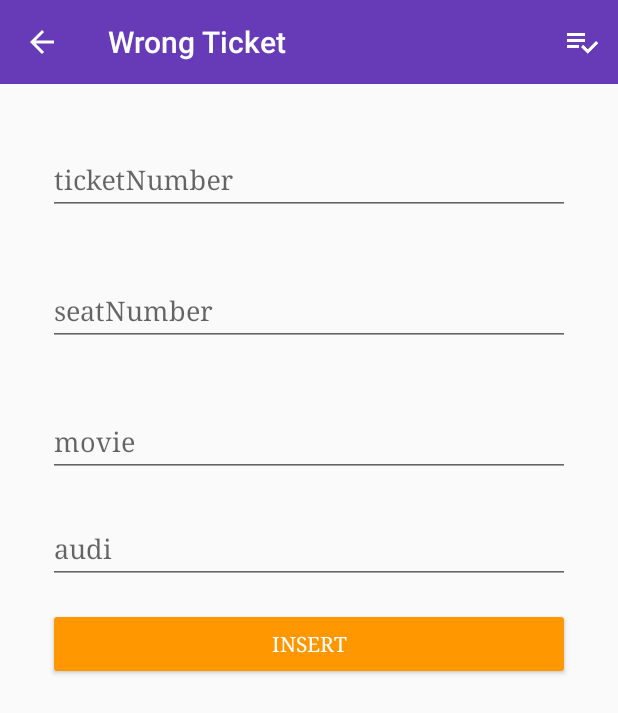
After one commit to webianks/AnoTech-Android, an Android app: the WrongTicket screen opened directly, with no data from a screen before it, on a phone screen of 412 x 824 dp. The commit adds this screen. Shown: the top 713 px of the screen. Run offline under Robolectric (Android 15) with nearby library versions, the phone set to English and light mode, and no system bars.

Commit message:
Upto review - III :sunglasses:

```diff
--- a/app/src/main/AndroidManifest.xml
+++ b/app/src/main/AndroidManifest.xml
@@ -41,6 +41,11 @@
             android:name=".test_classes.WrongTransaction"
             android:label="@string/wrong_transactions" />
 
+
+        <activity
+            android:name=".test_classes.WrongTicket"
+            android:label="@string/wrong_ticket" />
+
     </application>
 
 </manifest>
--- a/app/src/main/java/com/webianks/anotech/fragments/DataStructure.java
+++ b/app/src/main/java/com/webianks/anotech/fragments/DataStructure.java
@@ -24,8 +24,6 @@ import java.util.List;
 public class DataStructure extends Fragment implements StructureAdapter.ItemClickListener {
 
     private RecyclerView recyclerView;
-    private List<String> structureList = new ArrayList<String>();
-
     public static DataStructure newInstance() {
 
         Bundle args = new Bundle();
@@ -50,7 +48,7 @@ public class DataStructure extends Fragment implements StructureAdapter.ItemClic
         LinearLayoutManager linearLayoutManager = new LinearLayoutManager(getActivity());
         recyclerView.setLayoutManager(linearLayoutManager);
 
-
+        List<String> structureList = new ArrayList<String>();
         structureList.add("Employees");
         structureList.add("Offices");
         structureList.add("Products");
--- a/app/src/main/java/com/webianks/anotech/fragments/Testing.java
+++ b/app/src/main/java/com/webianks/anotech/fragments/Testing.java
@@ -14,6 +14,7 @@ import com.webianks.anotech.R;
 import com.webianks.anotech.adapters.TestingAdapter;
 import com.webianks.anotech.test_classes.CreditCardFraud;
 import com.webianks.anotech.test_classes.ProductPriceZeroAnomaly;
+import com.webianks.anotech.test_classes.WrongTicket;
 import com.webianks.anotech.test_classes.WrongTransaction;
 
 import java.util.ArrayList;
@@ -56,6 +57,7 @@ public class Testing extends Fragment implements TestingAdapter.ItemClickListene
         testingList.add("Product Price Zero Anomaly");
         testingList.add("Credit Card Fraud");
         testingList.add("Wrong Transaction Anomaly");
+        testingList.add("Wrong Ticket Booked");
 
 
         TestingAdapter adapter = new TestingAdapter(getActivity(), testingList);
@@ -76,5 +78,7 @@ public class Testing extends Fragment implements TestingAdapter.ItemClickListene
         else if(position == 2)
             startActivity(new Intent(getActivity(), WrongTransaction.class));
 
+        else if(position == 3)
+            startActivity(new Intent(getActivity(), WrongTicket.class));
     }
 }
--- /dev/null
+++ b/app/src/main/java/com/webianks/anotech/test_classes/WrongTicket.java
@@ -0,0 +1,203 @@
+package com.webianks.anotech.test_classes;
+
+import android.annotation.SuppressLint;
+import android.app.ProgressDialog;
+import android.content.ContentValues;
+import android.content.Intent;
+import android.database.Cursor;
+import android.database.sqlite.SQLiteDatabase;
+import android.os.AsyncTask;
+import android.os.Bundle;
+import android.support.annotation.Nullable;
+import android.support.design.widget.TextInputEditText;
+import android.support.v7.app.AppCompatActivity;
+import android.support.v7.widget.Toolbar;
+import android.util.Log;
+import android.view.Menu;
+import android.view.MenuItem;
+import android.view.View;
+import android.widget.Toast;
+
+import com.webianks.anotech.R;
+import com.webianks.anotech.database.AnotechDBHelper;
+import com.webianks.anotech.database.Contract;
+import com.webianks.anotech.screens.ResultsActivity;
+
+/**
+ * Created by R Ankit on 26-04-2017.
+ */
+
+public class WrongTicket extends AppCompatActivity implements View.OnClickListener {
+
+
+    private TextInputEditText ticketNumberET;
+    private TextInputEditText seatNumberET;
+    private TextInputEditText audiET;
+    private TextInputEditText movieET;
+    private String TAG = WrongTransaction.class.getSimpleName();
+    private ProgressDialog progressDialog;
+
+    @Override
+    protected void onCreate(@Nullable Bundle savedInstanceState) {
+        super.onCreate(savedInstanceState);
+        setContentView(R.layout.wrong_ticket);
+
+        init();
+    }
+
+    private void init() {
+
+        Toolbar toolbar = (Toolbar) findViewById(R.id.toolbar);
+        setSupportActionBar(toolbar);
+        getSupportActionBar().setDisplayHomeAsUpEnabled(true);
+
+
+        ticketNumberET = (TextInputEditText) findViewById(R.id.ticketNumber);
+        seatNumberET = (TextInputEditText) findViewById(R.id.seatNumber);
+        audiET = (TextInputEditText) findViewById(R.id.audi);
+        movieET = (TextInputEditText) findViewById(R.id.movie);
+
+        findViewById(R.id.insert).setOnClickListener(this);
+
+        progressDialog = new ProgressDialog(this);
+        progressDialog.setTitle("Anomaly Test");
+        progressDialog.setMessage(getString(R.string.please_wait));
+        progressDialog.setIndeterminate(true);
+
+    }
+
+    @Override
+    public void onClick(View view) {
+
+        if (view.getId() == R.id.insert)
+            insertNow();
+    }
+
+    @SuppressLint("WrongConstant")
+    private void runCheck() {
+
+        AnotechDBHelper dbHelper = new AnotechDBHelper(this);
+        SQLiteDatabase database = dbHelper.getReadableDatabase();
+
+        Cursor cursor = database.query(Contract.TABLE_MOVIE_TICKETS, null,
+                null, null, null, null, null);
+
+        boolean found = false;
+        StringBuilder outlierText = new StringBuilder();
+
+        while (cursor.moveToNext()) {
+
+            int ticket_number_index = cursor.getColumnIndex(Contract.MovieTicketEntry.TICKET_NUMBER);
+            String ticketNumber = cursor.getString(ticket_number_index);
+
+            String selection = Contract.TABLE_MOIVE_TRANSACTIONS + "." + Contract.MovieTransactionEntry.TICKET_NUMBER + " = ? ";
+
+            String[] selectionArgs = {ticketNumber};
+            Cursor cursor_ticket = database.query(Contract.TABLE_MOIVE_TRANSACTIONS, null,
+                    selection, selectionArgs, null, null, null);
+
+            if (!cursor_ticket.moveToFirst()) {
+                Log.d(WrongTicket.class.getSimpleName(), "Wrong ticket: " + ticketNumber);
+
+                outlierText.append("Wrong transaction: " + ticketNumber + "\n");
+                found = true;
+            }
+
+            cursor_ticket.close();
+
+        }
+        cursor.close();
+
+        if (!found)
+            Toast.makeText(this, "Data looks good.", Toast.LENGTH_LONG).show();
+        else {
+            Intent intent = new Intent(this, ResultsActivity.class);
+            intent.putExtra("type", "wrong_transactions");
+            intent.putExtra("reason", getString(R.string.wrong_ticket_reason));
+            intent.putExtra("outlier", outlierText.toString());
+            startActivity(intent);
+        }
+
+    }
+
+
+    private class DatabaseTask extends AsyncTask<Void, Void, Void> {
+
+        @Override
+        protected void onPreExecute() {
+            super.onPreExecute();
+
+            progressDialog.show();
+
+        }
+
+        protected Void doInBackground(Void... values) {
+
+            runCheck();
+            return null;
+        }
+
+        protected void onPostExecute(Void result) {
+            progressDialog.dismiss();
+        }
+    }
+
+
+    private void insertNow() {
+
+        String ticket_number = ticketNumberET.getText().toString();
+        String seat = seatNumberET.getText().toString();
+        String movie = movieET.getText().toString();
+        String audi = audiET.getText().toString();
+
+
+        if (ticket_number.trim().length() > 0 &&
+                seat.trim().length() > 0 &&
+                movie.trim().length() > 0 &&
+                audi.trim().length() > 0) {
+
+
+            AnotechDBHelper dbHelper = new AnotechDBHelper(this);
+            SQLiteDatabase database = dbHelper.getWritableDatabase();
+
+
+            ContentValues contentValues = new ContentValues();
+            contentValues.put(Contract.MovieTicketEntry.TICKET_NUMBER, ticket_number);
+            contentValues.put(Contract.MovieTicketEntry.SEAT_NUMBER, seat);
+            contentValues.put(Contract.MovieTicketEntry.MOVIE, movie);
+            contentValues.put(Contract.MovieTicketEntry.AUDI, audi);
+
+
+            long code = database.insert(Contract.TABLE_MOVIE_TICKETS, null, contentValues);
+
+
+            if (code > 0)
+                Toast.makeText(this, getString(R.string.done), Toast.LENGTH_LONG).show();
+            else
+                Log.d(WrongTicket.class.getSimpleName(), "insertNow: " + code);
+
+            database.close();
+
+        }
+
+    }
+
+
+    @Override
+    public boolean onOptionsItemSelected(MenuItem item) {
+
+        if (item.getItemId() == android.R.id.home)
+            finish();
+        else if (item.getItemId() == R.id.run_check)
+            new WrongTicket.DatabaseTask().execute();
+
+        return super.onOptionsItemSelected(item);
+    }
+
+
+    @Override
+    public boolean onCreateOptionsMenu(Menu menu) {
+        getMenuInflater().inflate(R.menu.order_details_menu, menu);
+        return super.onCreateOptionsMenu(menu);
+    }
+}
--- /dev/null
+++ b/app/src/main/res/layout/wrong_ticket.xml
@@ -0,0 +1,108 @@
+<?xml version="1.0" encoding="utf-8"?>
+<LinearLayout xmlns:android="http://schemas.android.com/apk/res/android"
+    android:layout_width="match_parent"
+    android:layout_height="wrap_content"
+    android:focusableInTouchMode="true"
+    android:orientation="vertical">
+
+    <android.support.v7.widget.Toolbar
+        android:id="@+id/toolbar"
+        android:layout_width="match_parent"
+        android:layout_height="wrap_content"
+        android:theme="@style/Base.ThemeOverlay.AppCompat.Dark.ActionBar"
+        android:background="?attr/colorPrimary" />
+
+
+    <ScrollView
+        android:layout_width="match_parent"
+        android:layout_height="match_parent">
+
+        <LinearLayout
+            android:layout_width="match_parent"
+            android:layout_height="wrap_content"
+            android:orientation="vertical">
+
+
+            <android.support.design.widget.TextInputLayout
+                android:layout_width="match_parent"
+                android:layout_height="wrap_content"
+                android:layout_margin="@dimen/structure_item_padding">
+
+                <android.support.design.widget.TextInputEditText
+                    android:id="@+id/ticketNumber"
+                    android:layout_width="match_parent"
+                    android:layout_height="wrap_content"
+                    android:hint="@string/ticketNumber"
+                    android:inputType="number" />
+
+            </android.support.design.widget.TextInputLayout>
+
+
+            <android.support.design.widget.TextInputLayout
+                android:layout_width="match_parent"
+                android:layout_height="wrap_content"
+                android:layout_marginBottom="@dimen/structure_item_padding"
+                android:layout_marginLeft="@dimen/structure_item_padding"
+                android:layout_marginRight="@dimen/structure_item_padding">
+
+                <android.support.design.widget.TextInputEditText
+                    android:id="@+id/seatNumber"
+                    android:layout_width="match_parent"
+                    android:layout_height="wrap_content"
+                    android:hint="@string/seat_number"
+                    android:inputType="text" />
+
+            </android.support.design.widget.TextInputLayout>
+
+
+            <android.support.design.widget.TextInputLayout
+                android:layout_width="match_parent"
+                android:layout_height="wrap_content"
+                android:layout_marginBottom="@dimen/structure_item_padding_half"
+                android:layout_marginLeft="@dimen/structure_item_padding"
+                android:layout_marginRight="@dimen/structure_item_padding">
+
+                <android.support.design.widget.TextInputEditText
+                    android:id="@+id/movie"
+                    android:layout_width="match_parent"
+                    android:layout_height="wrap_content"
+                    android:hint="@string/movie"
+                    android:inputType="text" />
+
+            </android.support.design.widget.TextInputLayout>
+
+
+            <android.support.design.widget.TextInputLayout
+                android:layout_width="match_parent"
+                android:layout_height="wrap_content"
+                android:layout_marginBottom="@dimen/structure_item_padding_half"
+                android:layout_marginLeft="@dimen/structure_item_padding"
+                android:layout_marginRight="@dimen/structure_item_padding">
+
+                <android.support.design.widget.TextInputEditText
+                    android:id="@+id/audi"
+                    android:layout_width="match_parent"
+                    android:layout_height="wrap_content"
+                    android:hint="@string/audi"
+                    android:inputType="text" />
+
+            </android.support.design.widget.TextInputLayout>
+
+
+            <Button
+                android:id="@+id/insert"
+                android:layout_width="match_parent"
+                android:layout_height="wrap_content"
+                android:layout_marginBottom="@dimen/structure_item_padding_half"
+                android:layout_marginLeft="@dimen/structure_item_padding"
+                android:layout_marginRight="@dimen/structure_item_padding"
+                android:text="@string/insert"
+                android:theme="@style/ButtonTheme" />
+
+
+        </LinearLayout>
+
+    </ScrollView>
+
+
+</LinearLayout>
--- a/app/src/main/res/values/strings.xml
+++ b/app/src/main/res/values/strings.xml
@@ -70,6 +70,28 @@ CREATE TABLE `transactions` (
   `payment_mode` varchar(50) NOT NULL
 );
     </string>
+
+    <string name="create_table_movie_tickets">
+
+CREATE TABLE `movie_tickets` (
+  `ticket_number` int(50) NOT NULL,
+  `seat_number` varchar(50) NOT NULL,
+  `movie` varchar(50) NOT NULL,
+  `audi` varchar(10) NOT NULL
+);
+    </string>
+
+
+    <string name="create_table_movie_transactions">
+
+CREATE TABLE `movie_transactions` (
+  `ticket_number` int(50) NOT NULL,
+  `transaction_number` int(50) NOT NULL,
+  `amount` int(50) NOT NULL,
+  `payment_mode` varchar(50) NOT NULL
+);
+    </string>
+
 
 
 
@@ -3385,5 +3407,11 @@ CREATE TABLE `transactions` (
     <string name="transaction_number">transactionNumber</string>
     <string name="payment_mode">paymentMode</string>
     <string name="wrong_transactions_reason">No original ticket was booked but the transaction was made so this is anomaly.</string>
+    <string name="wrong_ticket_reason">Wrong ticket booking history as corresponding payment was not made.</string>
+    <string name="wrong_ticket">Wrong Ticket</string>
+    <string name="ticketNumber">ticketNumber</string>
+    <string name="seat_number">seatNumber</string>
+    <string name="movie">movie</string>
+    <string name="audi">audi</string>
 
 </resources>
```
Also changed, not shown: app/src/main/java/com/webianks/anotech/database/AnotechDBHelper.java (+6 -1 lines), app/src/main/java/com/webianks/anotech/database/Contract.java (+20 -0 lines).
